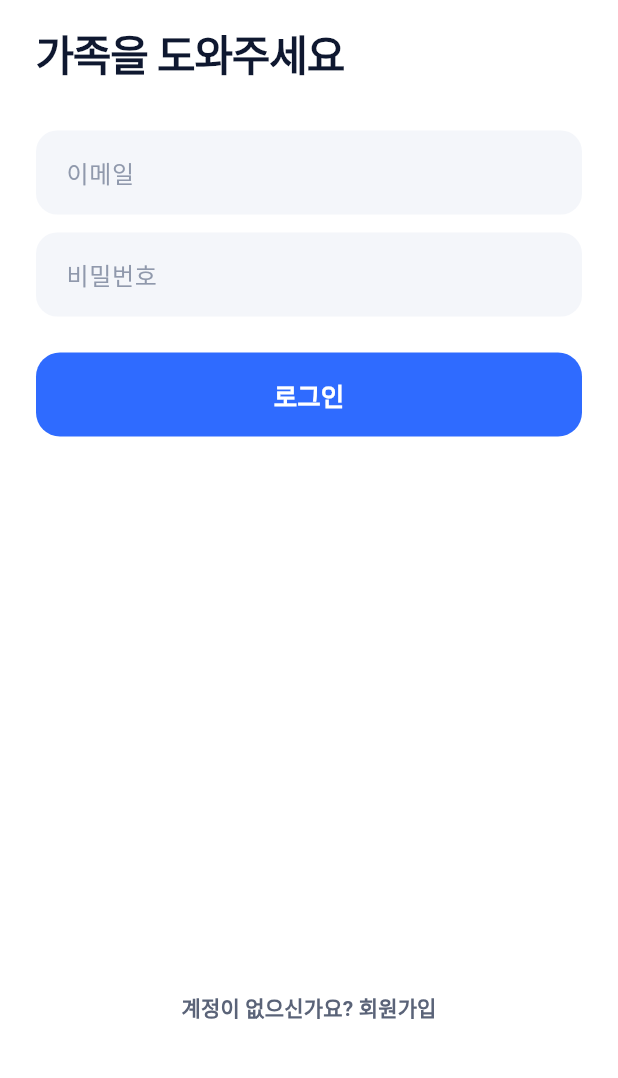
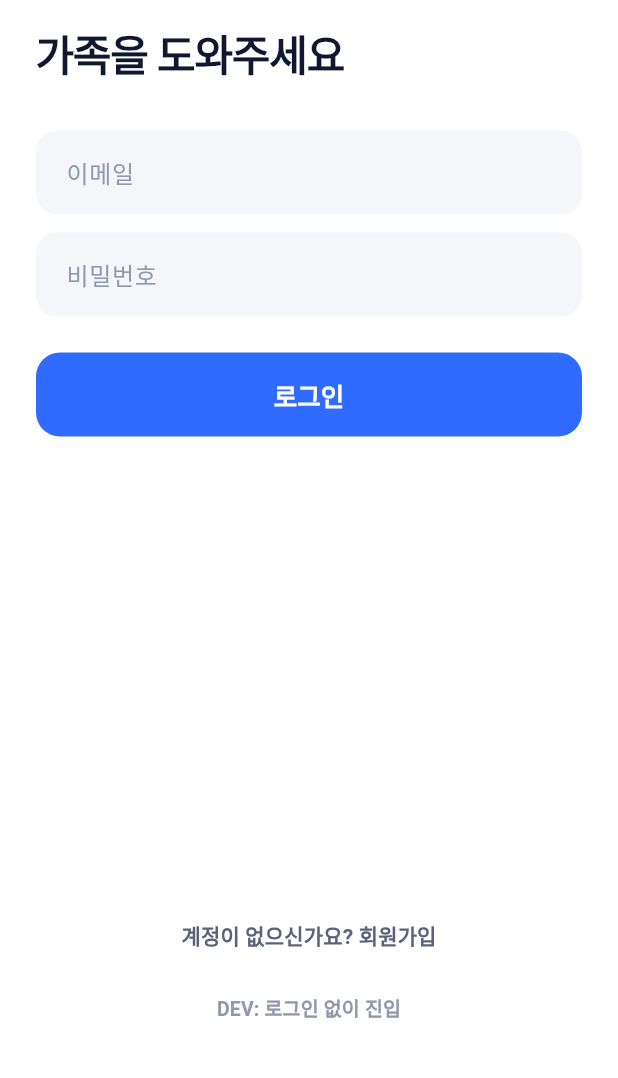
Before and after one commit to jdnnetwork/jalboine, a Flutter app: the GuardianLoginScreen screen opened by its route, on a phone screen of 412 x 824 dp, the part 156-1234 px from its top. Run offline on Flutter 3.47's test engine with Material 3 defaults, Android fonts, the light colour scheme and no system bars; our stand-ins replace app_links, audioplayers, battery_plus, connectivity_plus, flutter_local_notifications, flutter_riverpod and 5 more; missing offline and left inert: android_intent_plus, flutter_foreground_task; accounts and stored records are empty.

Commit message:
dev: 보호자 로그인/연결 스킵 버튼 추가

```diff
--- a/lib/features/auth/guardian_login_screen.dart
+++ b/lib/features/auth/guardian_login_screen.dart
@@ -142,6 +142,25 @@ class _GuardianLoginScreenState extends ConsumerState<GuardianLoginScreen> {
                     ),
                   ),
                 ),
+                // ===== DEV ONLY: 릴리즈 시 이 블록만 삭제 =====
+                Center(
+                  child: TextButton(
+                    onPressed: _busy
+                        ? null
+                        : () => context.go('/guardian/connect-method?dev=1'),
+                    style: TextButton.styleFrom(
+                      foregroundColor: JD.gInkMute,
+                    ),
+                    child: const Text(
+                      'DEV: 로그인 없이 진입',
+                      style: TextStyle(
+                        fontSize: 13,
+                        fontWeight: FontWeight.w700,
+                      ),
+                    ),
+                  ),
+                ),
+                // ===== /DEV =====
               ],
             ),
           ),
```
Also changed, not shown: lib/features/guardian/connect_method_screen.dart (+26 -0 lines), lib/features/guardian/guardian_dashboard_screen.dart (+85 -0 lines).
